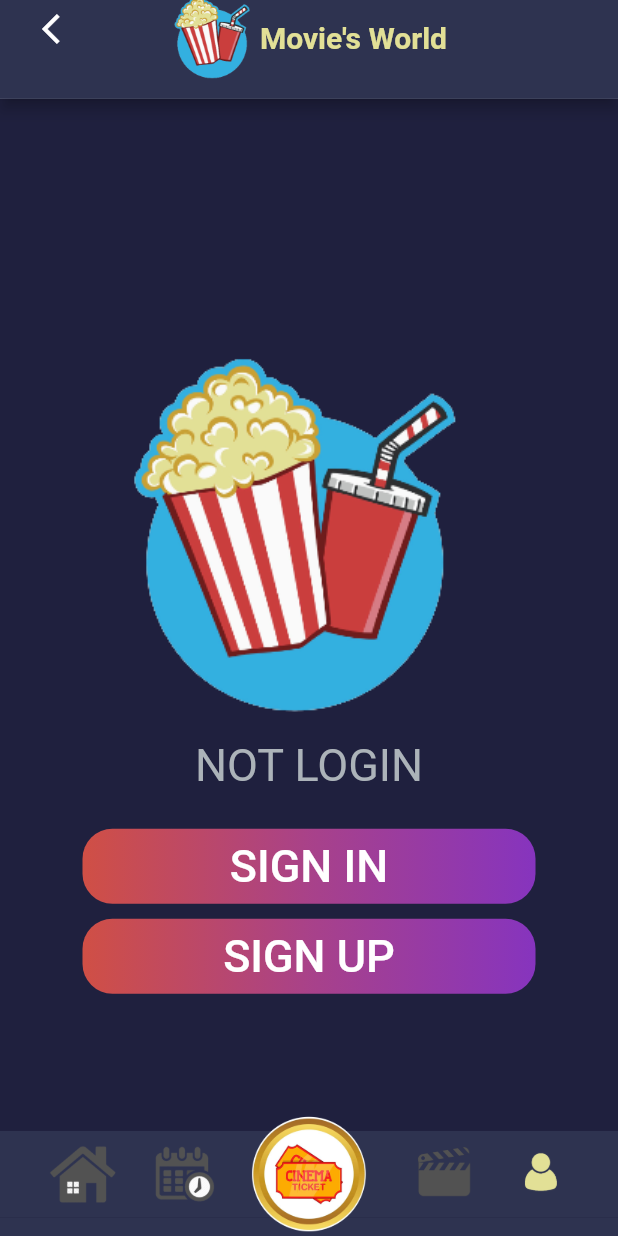
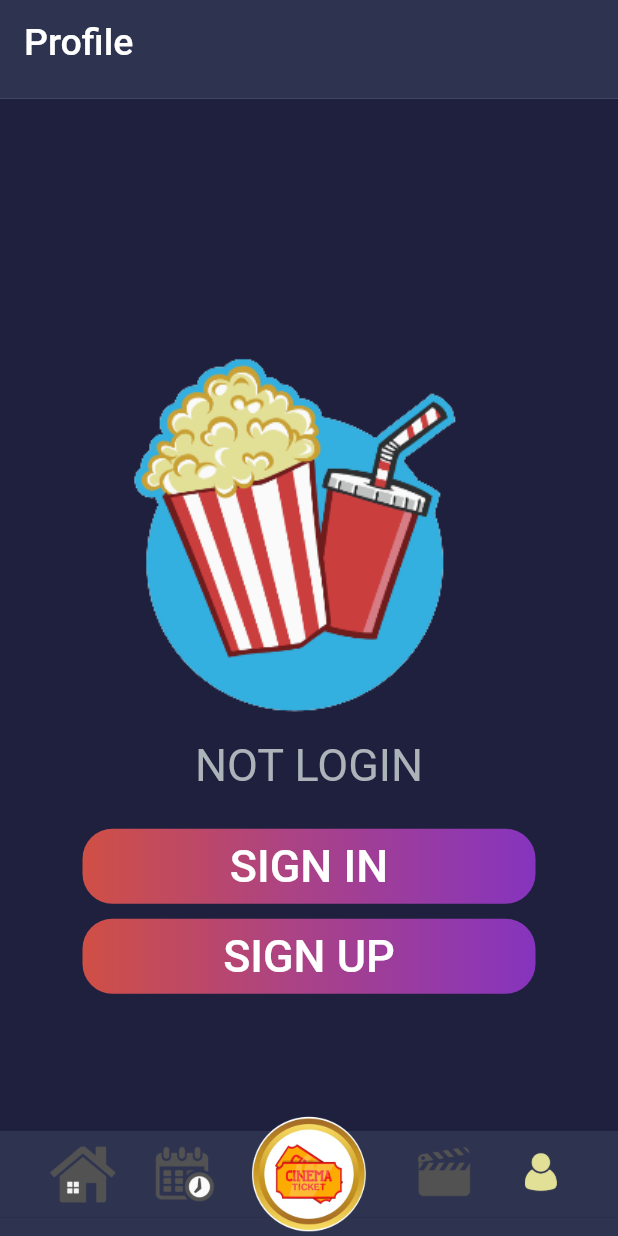
Before and after one commit to NhyNhyNguyen/Movie_Word_App, a Flutter app: the screen it shows after launch, on a phone screen of 412 x 824 dp. Run offline on Flutter 3.47's test engine with Material 2 defaults, Android fonts, the phone set to English and light mode, and no system bars; our stand-ins replace carousel_slider, flutter_datetime_picker, flutter_screenutil, google_fonts; missing offline and left inert: youtube_player; Roboto replaces fonts that are missing (Poppins-Medium).

Commit message:
change homepage layout and add detail movie page

```diff
--- a/lib/constant/ColorConstant.dart
+++ b/lib/constant/ColorConstant.dart
@@ -35,4 +35,24 @@ class ColorConstant{
                                               begin: Alignment.centerLeft,
                                             );
 
+  static  LinearGradient RAINBOW_BUTTON_BOOK =  LinearGradient(
+    colors: [
+      Color(0xFFfc5b47).withOpacity(0.8),
+      Color(0xFFcb4a9c).withOpacity(0.8),
+      Color(0xFFa039de).withOpacity(0.8)
+    ],
+    end: Alignment.bottomCenter,
+    begin: Alignment.topCenter,
+  );
+
+  static  LinearGradient RAINBOW_NAME =  LinearGradient(
+    colors: [
+      Color(0xFFfc5b47).withOpacity(0),
+      Color(0xFFcb4a9c).withOpacity(0.5),
+      Color(0xFFa039de).withOpacity(0.8)
+    ],
+    end: Alignment.bottomCenter,
+    begin: Alignment.topCenter,
+  );
+
 }
--- a/lib/constant/StyleConstant.dart
+++ b/lib/constant/StyleConstant.dart
@@ -46,7 +46,11 @@ class StyleConstant {
   static const btnLargeStyle = TextStyle(
     color: ColorConstant.WHITE,
     fontSize: 30,
+  );
 
+  static const appBarText = TextStyle(
+    color: ColorConstant.WHITE,
+    fontSize: 25,
   );
 
 
--- a/lib/layout/mainLayout.dart
+++ b/lib/layout/mainLayout.dart
@@ -3,6 +3,7 @@ import 'dart:convert';
 import 'package:MovieWorld/constant/ColorConstant.dart';
 import 'package:MovieWorld/constant/ImageConstant.dart';
 import 'package:MovieWorld/constant/StringConstant.dart';
+import 'package:MovieWorld/constant/StyleConstant.dart';
 import 'package:MovieWorld/screens/Homepage/NowshowingScreen.dart';
 import 'package:MovieWorld/screens/News/TicketPrice.dart';
 import 'package:MovieWorld/screens/User/ChoosePage.dart';
@@ -23,35 +24,16 @@ class MainLayOut {
               preferredSize:
                   Size.fromHeight(MediaQuery.of(context).size.height * 0.08),
               child: AppBar(
+                elevation: 0,
                 backgroundColor: ColorConstant.LIGHT_VIOLET,
-                title: Stack(
-                  children: <Widget>[
-                    Container(
-                      child: IconButton(
-                        icon: Icon(Icons.arrow_back_ios,color: ColorConstant.WHITE,),
-                        onPressed: () {
-                          Navigator.pop(context);
-                        },
-                      ),
-                    ),
-                    Container(
-                      padding: EdgeInsets.only(bottom: 6),
-                      child: Row(
-                        mainAxisAlignment: MainAxisAlignment.center,
-                        children: <Widget>[
-                          Image.asset(ImageConstant.LOGO1, height: 60),
-                          Text(
-                            StringConstant.APP_NAME,
-                            style: TextStyle(
-                              color: ColorConstant.YELLOW,
-                              fontWeight: FontWeight.bold,
-                            ),
-                          )
-                        ],
-                      ),
-                    )
-                  ],
-                ),
+              title: Text((() {
+                if(type == "HOME") return "Homepage";
+                if(type == "CAL") return "Showtime";
+                if(type == "FILM") return "News";
+                if(type == "USER") return "Profile";
+                if(type == "DETAIL") return "Detail Movie";
+              })(), style: StyleConstant.appBarText,),
+
               )),
           body: Stack(
             children: <Widget>[
--- a/lib/model/Movie.dart
+++ b/lib/model/Movie.dart
@@ -1,30 +1,32 @@
 class Movie {
   final String id;               //
   final String name;          //
-//  final String trailerUrl;
-//  final int timeLimit;
-//  final DateTime premiere;
-//  final List<String> artist;
-//  final List<String> director;
-//  final String content;
-//  final String nation;
-//  final List<String> genre;
+
   final double rate;             //
   final String imageUrl;             //
   final String status;             //
+  final String trailerUrl;
+  final int timeLimit;
+  final String artist;
+  final String director;
+  final String content;
+  final String nation;
+  final String genre;
+  final String premiere;
 
  const  Movie(
       {this.id,
       this.name,
-//      this.trailerUrl,
-//      this.timeLimit,
-//      this.premiere,
-//      this.artist,
-//      this.director,
-//      this.content,
-//      this.nation,
-//      this.genre,
       this.rate,
       this.imageUrl,
-      this.status});
+      this.status,
+      this.trailerUrl,
+      this.timeLimit,
+      this.artist,
+      this.director,
+      this.content,
+      this.nation,
+     this.genre,
+        this.premiere,
+  });
 }
--- a/lib/screens/Homepage/Search.dart
+++ b/lib/screens/Homepage/Search.dart
@@ -24,12 +24,12 @@ class Search extends StatelessWidget  {
   @override
   Widget build(BuildContext context) {
     return Container(
+      color: ColorConstant.LIGHT_VIOLET,
       padding: EdgeInsets.only(left: 15, right: 15),
       margin: EdgeInsets.only(bottom:5),
       child: TextFormField(
         style: StyleConstant.normalTextStyle,
         decoration: InputDecoration(
-
             enabledBorder: StyleConstant.enabledBorder,
             focusedBorder: StyleConstant.focusedBorder,
             contentPadding: EdgeInsets.only(top: 14),
--- a/pubspec.yaml
+++ b/pubspec.yaml
@@ -31,6 +31,7 @@ dependencies:
   intl: ^0.15.8
   google_fonts: ^0.6.2
   carousel_slider: ^2.0.0
+  youtube_player: ^0.6.0
 
 
 dev_dependencies:
```
Also changed, not shown: lib/screens/DetailMovie/ButtonBookTicket.dart (added, +34 -0 lines), lib/screens/DetailMovie/CommentMovie.dart (added, +36 -0 lines), lib/screens/DetailMovie/Description.dart (added, +50 -0 lines), lib/screens/DetailMovie/DetailMovieScreen.dart (+22 -7 lines), lib/screens/DetailMovie/DuarationRate.dart (added, +61 -0 lines), lib/screens/DetailMovie/MovieContent.dart (added, +22 -0 lines), lib/screens/DetailMovie/Poster.dart (added, +142 -0 lines), lib/screens/DetailMovie/Trailer.dart (added, +28 -0 lines), lib/screens/Homepage/BannerImage.dart (+36 -7 lines), lib/screens/Homepage/CommingsoonScreen.dart (+4 -4 lines), lib/screens/Homepage/FakeData.dart (+73 -0 lines), lib/screens/Homepage/NowshowingScreen.dart (+5 -5 lines), pubspec.lock.
